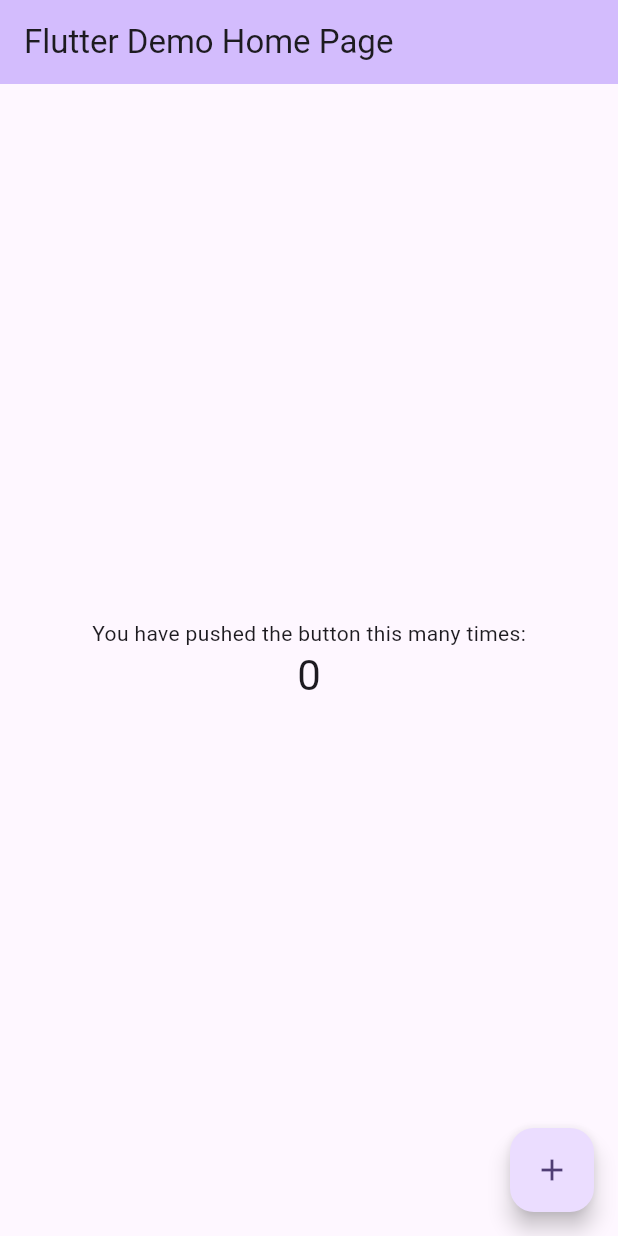
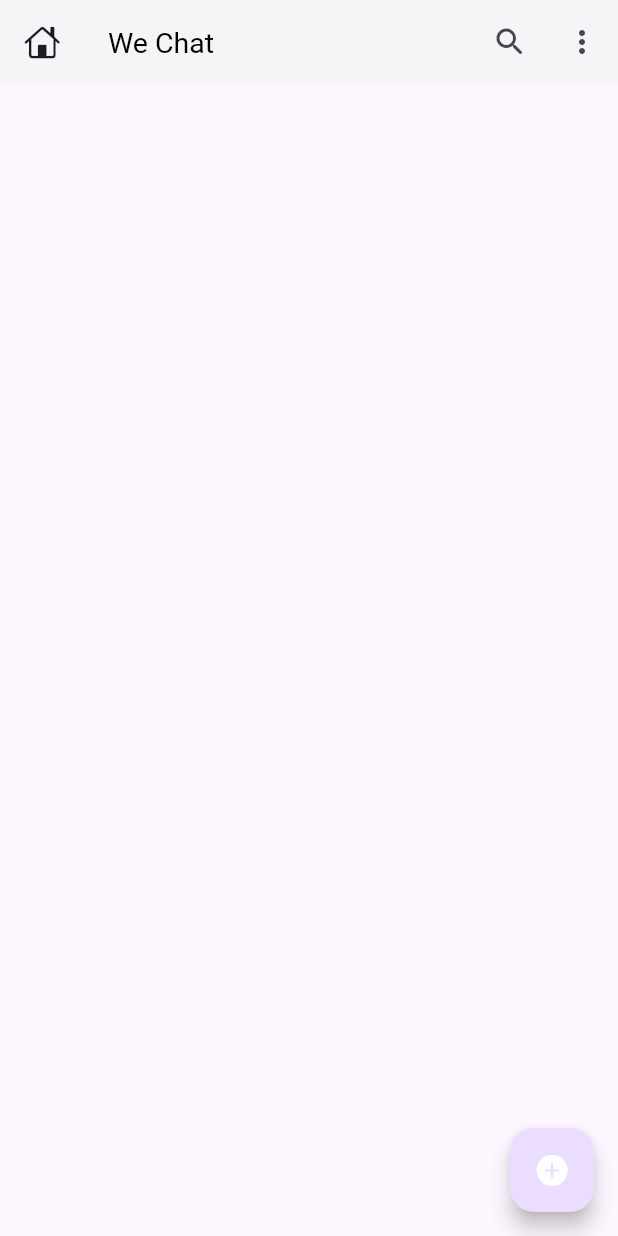
Before and after one commit to Prasiddha777/wechat, a Flutter app: the screen it shows after launch, on a phone screen of 412 x 824 dp. Run offline on Flutter 3.47's test engine with Material 2 defaults, Android fonts, the phone set to English and light mode, and no system bars.

Commit message:
ADD: App Bar Theme

```diff
--- a/lib/main.dart
+++ b/lib/main.dart
@@ -1,4 +1,5 @@
 import 'package:flutter/material.dart';
+import 'package:wechat/screens/home_screen.dart';
 
 void main() {
   runApp(const MyApp());
@@ -11,115 +12,25 @@ class MyApp extends StatelessWidget {
   @override
   Widget build(BuildContext context) {
     return MaterialApp(
-      title: 'Flutter Demo',
+      title: 'We Chat',
+      debugShowCheckedModeBanner: false,
       theme: ThemeData(
-        // This is the theme of your application.
-        //
-        // TRY THIS: Try running your application with "flutter run". You'll see
-        // the application has a blue toolbar. Then, without quitting the app,
-        // try changing the seedColor in the colorScheme below to Colors.green
-        // and then invoke "hot reload" (save your changes or press the "hot
-        // reload" button in a Flutter-supported IDE, or press "r" if you used
-        // the command line to start the app).
-        //
-        // Notice that the counter didn't reset back to zero; the application
-        // state is not lost during the reload. To reset the state, use hot
-        // restart instead.
-        //
-        // This works for code too, not just values: Most code changes can be
-        // tested with just a hot reload.
-        colorScheme: ColorScheme.fromSeed(seedColor: Colors.deepPurple),
+        appBarTheme: const AppBarTheme(
+          centerTitle: true,
+          elevation: 2,
+          titleTextStyle: TextStyle(
+            color: Colors.black,
+            fontWeight: FontWeight.normal,
+            fontSize: 19,
+          ),
+          backgroundColor: Colors.white,
+        ),
+        colorScheme: ColorScheme.fromSeed(
+          seedColor: Colors.deepPurple,
+        ),
         useMaterial3: true,
       ),
-      home: const MyHomePage(title: 'Flutter Demo Home Page'),
+      home: const HomeScreen(),
     );
   }
 }
-
-class MyHomePage extends StatefulWidget {
-  const MyHomePage({super.key, required this.title});
-
-  // This widget is the home page of your application. It is stateful, meaning
-  // that it has a State object (defined below) that contains fields that affect
-  // how it looks.
-
-  // This class is the configuration for the state. It holds the values (in this
-  // case the title) provided by the parent (in this case the App widget) and
-  // used by the build method of the State. Fields in a Widget subclass are
-  // always marked "final".
-
-  final String title;
-
-  @override
-  State<MyHomePage> createState() => _MyHomePageState();
-}
-
-class _MyHomePageState extends State<MyHomePage> {
-  int _counter = 0;
-
-  void _incrementCounter() {
-    setState(() {
-      // This call to setState tells the Flutter framework that something has
-      // changed in this State, which causes it to rerun the build method below
-      // so that the display can reflect the updated values. If we changed
-      // _counter without calling setState(), then the build method would not be
-      // called again, and so nothing would appear to happen.
-      _counter++;
-    });
-  }
-
-  @override
-  Widget build(BuildContext context) {
-    // This method is rerun every time setState is called, for instance as done
-    // by the _incrementCounter method above.
-    //
-    // The Flutter framework has been optimized to make rerunning build methods
-    // fast, so that you can just rebuild anything that needs updating rather
-    // than having to individually change instances of widgets.
-    return Scaffold(
-      appBar: AppBar(
-        // TRY THIS: Try changing the color here to a specific color (to
-        // Colors.amber, perhaps?) and trigger a hot reload to see the AppBar
-        // change color while the other colors stay the same.
-        backgroundColor: Theme.of(context).colorScheme.inversePrimary,
-        // Here we take the value from the MyHomePage object that was created by
-        // the App.build method, and use it to set our appbar title.
-        title: Text(widget.title),
-      ),
-      body: Center(
-        // Center is a layout widget. It takes a single child and positions it
-        // in the middle of the parent.
-        child: Column(
-          // Column is also a layout widget. It takes a list of children and
-          // arranges them vertically. By default, it sizes itself to fit its
-          // children horizontally, and tries to be as tall as its parent.
-          //
-          // Column has various properties to control how it sizes itself and
-          // how it positions its children. Here we use mainAxisAlignment to
-          // center the children vertically; the main axis here is the vertical
-          // axis because Columns are vertical (the cross axis would be
-          // horizontal).
-          //
-          // TRY THIS: Invoke "debug painting" (choose the "Toggle Debug Paint"
-          // action in the IDE, or press "p" in the console), to see the
-          // wireframe for each widget.
-          mainAxisAlignment: MainAxisAlignment.center,
-          children: <Widget>[
-            const Text(
-              'You have pushed the button this many times:',
-            ),
-            Text(
-              '$_counter',
-              style: Theme.of(context).textTheme.headlineMedium,
-            ),
-          ],
-        ),
-      ),
-      floatingActionButton: FloatingActionButton(
-        onPressed: _incrementCounter,
-        tooltip: 'Increment',
-        child: const Icon(Icons.add),
-      ), // This trailing comma makes auto-formatting nicer for build methods.
-    );
-  }
-}
--- /dev/null
+++ b/lib/screens/home_screen.dart
@@ -0,0 +1,41 @@
+import 'package:flutter/cupertino.dart';
+import 'package:flutter/material.dart';
+
+class HomeScreen extends StatefulWidget {
+  const HomeScreen({super.key});
+
+  @override
+  State<HomeScreen> createState() => _HomeScreenState();
+}
+
+class _HomeScreenState extends State<HomeScreen> {
+  @override
+  Widget build(BuildContext context) {
+    return Scaffold(
+      appBar: AppBar(
+        title: const Text('We Chat'),
+        centerTitle: false,
+        leading: const Icon(CupertinoIcons.home),
+        actions: [
+          IconButton(
+              onPressed: () {},
+              icon: const Icon(
+                Icons.search_rounded,
+              )),
+          IconButton(
+              onPressed: () {},
+              icon: const Icon(
+                Icons.more_vert_outlined,
+              ))
+        ],
+      ),
+      floatingActionButton: FloatingActionButton(
+        onPressed: () {},
+        child: const Icon(
+          CupertinoIcons.add_circled_solid,
+          color: Colors.white,
+        ),
+      ),
+    );
+  }
+}
```
Also changed, not shown: 2 other files.
